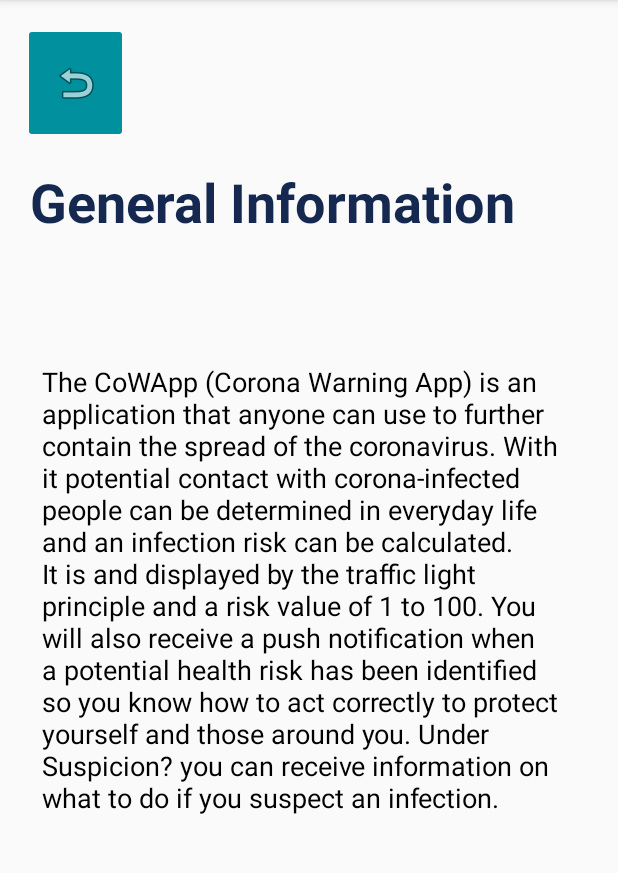
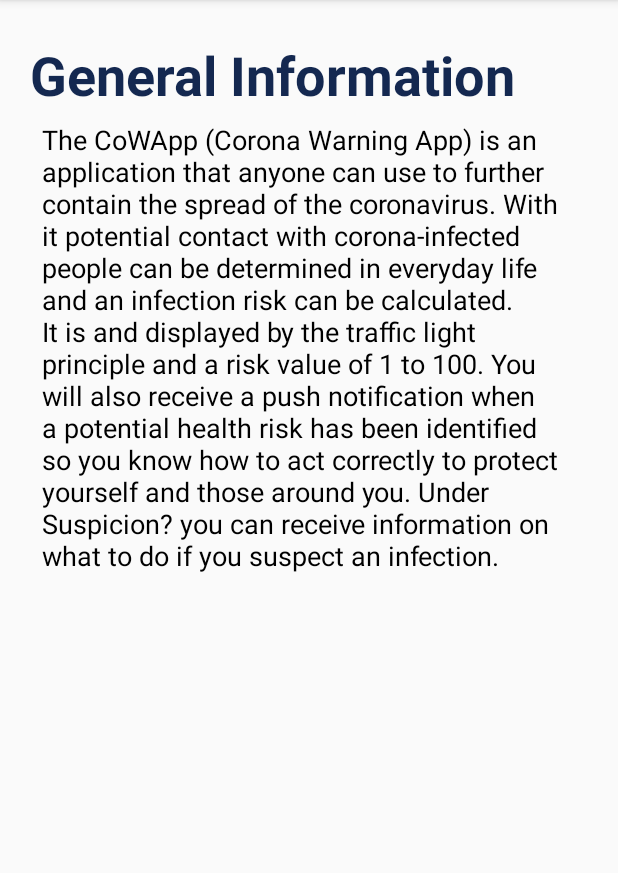
Before and after one commit to nimartin99/Cowapp, an Android app: the InfoActivity screen opened directly, with no data from a screen before it, on a phone screen of 412 x 824 dp, the part 84-957 px from its top. Run offline under Robolectric (Android 15) with nearby library versions, the phone set to English and light mode, and no system bars.

Commit message:
34 - removed back buttons

```diff
--- a/app/src/main/java/de/monokel/frontend/InfoActivity.java
+++ b/app/src/main/java/de/monokel/frontend/InfoActivity.java
@@ -20,17 +20,5 @@
     protected void onCreate(Bundle savedInstanceState) {
         super.onCreate(savedInstanceState);
         setContentView(R.layout.activity_info);
-
-        //Back button listener
-        ImageButton backButton = (ImageButton)findViewById(R.id.backButtonInfo);
-
-        backButton.setOnClickListener(new View.OnClickListener() {
-            @Override
-            public void onClick(View v) {
-                //Go to main screen
-                Intent nextActivity = new Intent(InfoActivity.this,MainActivity.class);
-                startActivity(nextActivity);
-            }
-        });
     }
 }
--- a/app/src/main/res/layout/activity_info.xml
+++ b/app/src/main/res/layout/activity_info.xml
@@ -10,12 +10,10 @@
         android:id="@+id/TextInfo"
         android:layout_width="346dp"
         android:layout_height="465dp"
-        android:layout_marginTop="15dp"
         android:layout_marginEnd="10dp"
         android:text="@string/text_info"
         android:textColor="#000000"
         android:textSize="18sp"
-        app:layout_constraintBottom_toBottomOf="parent"
         app:layout_constraintEnd_toEndOf="parent"
         app:layout_constraintStart_toStartOf="parent"
         app:layout_constraintTop_toBottomOf="@+id/HeadInfo" />
@@ -25,7 +23,7 @@
         android:layout_width="338dp"
         android:layout_height="55dp"
         android:layout_marginStart="20dp"
-        android:layout_marginTop="110dp"
+        android:layout_marginTop="25dp"
         android:layout_marginEnd="20dp"
         android:text="@string/head_info"
         android:textColor="#142850"
@@ -36,14 +34,4 @@
         app:layout_constraintStart_toStartOf="parent"
         app:layout_constraintTop_toTopOf="parent" />
 
-    <ImageButton
-        android:id="@+id/backButtonInfo"
-        android:layout_width="70dp"
-        android:layout_height="80dp"
-        android:layout_marginStart="15dp"
-        android:layout_marginTop="15dp"
-        android:backgroundTint="#00909E"
-        app:layout_constraintStart_toStartOf="parent"
-        app:layout_constraintTop_toTopOf="parent"
-        app:srcCompat="@android:drawable/ic_menu_revert" />
 </androidx.constraintlayout.widget.ConstraintLayout>
```
Also changed, not shown: app/src/main/java/de/monokel/frontend/LogActivity.java (+0 -12 lines), app/src/main/java/de/monokel/frontend/ReportInfectionActivity.java (+0 -12 lines), app/src/main/java/de/monokel/frontend/SettingsActivity.java (+0 -11 lines), app/src/main/java/de/monokel/frontend/SuspicionActivity.java (+0 -11 lines), app/src/main/java/de/monokel/frontend/TestMenuActivity.java (+0 -12 lines), app/src/main/res/layout/activity_log.xml (+0 -9 lines), app/src/main/res/layout/activity_report_infection.xml (+0 -10 lines), app/src/main/res/layout/activity_settings.xml (+1 -11 lines), app/src/main/res/layout/activity_suspicion.xml (+1 -11 lines), app/src/main/res/layout/activity_test_menu.xml (+1 -11 lines).
